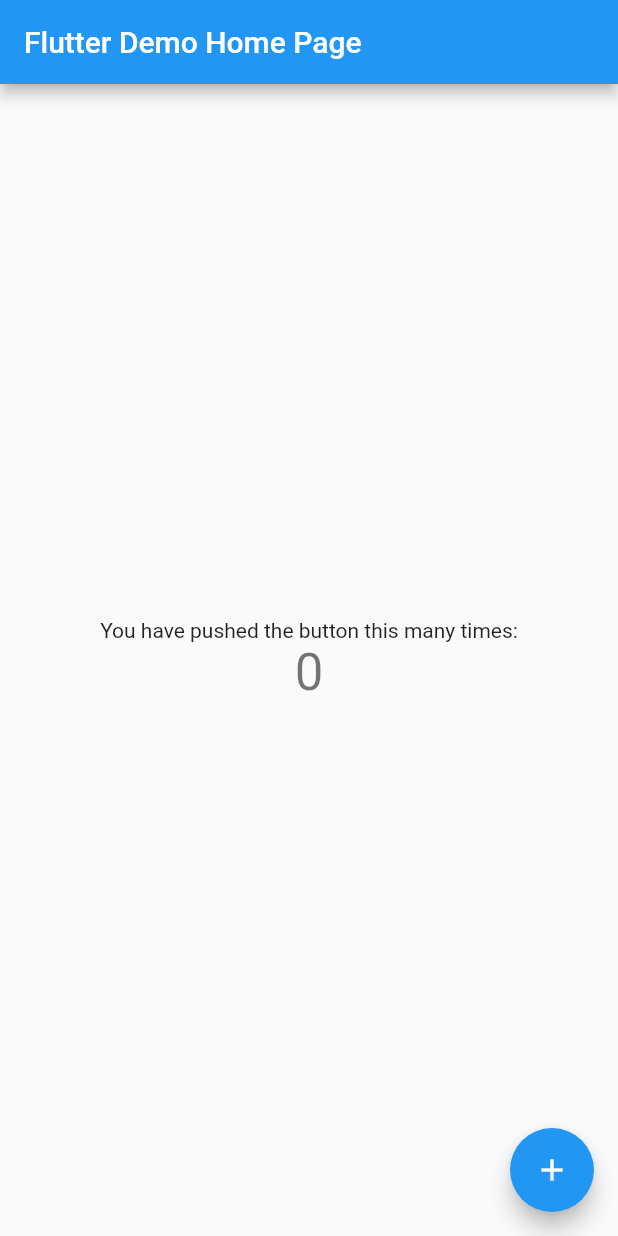
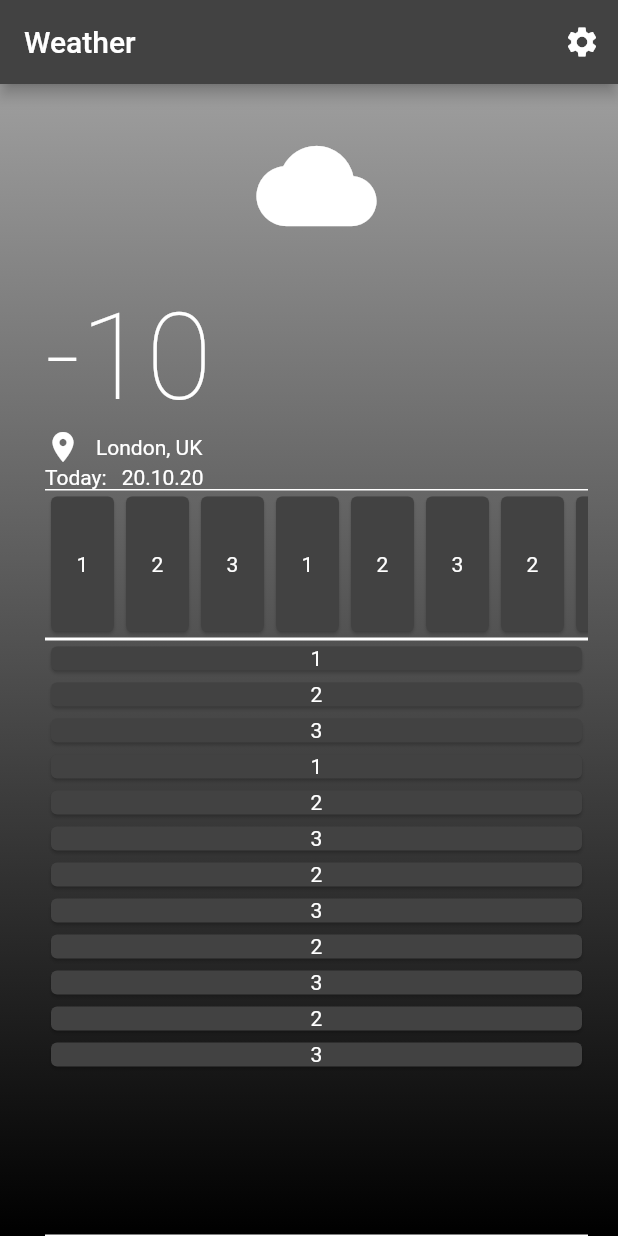
Before and after one commit to Haesun-Lee/First_application, a Flutter app: the screen it shows after launch, on a phone screen of 412 x 824 dp. Run offline on Flutter 3.47's test engine with Material 2 defaults, Android fonts, the phone set to English and light mode, and no system bars.

```diff
--- a/lib/main.dart
+++ b/lib/main.dart
@@ -1,115 +1,26 @@
 import 'package:flutter/material.dart';
 
+import 'screen/homescreen.dart';
+import 'screen/settingscreen.dart';
+
 void main() {
-  runApp(const MyApp());
+  runApp(MyApp());
 }
 
 class MyApp extends StatelessWidget {
-  const MyApp({Key? key}) : super(key: key);
-
   // This widget is the root of your application.
   @override
   Widget build(BuildContext context) {
     return MaterialApp(
-      title: 'Flutter Demo',
       theme: ThemeData(
-        // This is the theme of your application.
-        //
-        // Try running your application with "flutter run". You'll see the
-        // application has a blue toolbar. Then, without quitting the app, try
-        // changing the primarySwatch below to Colors.green and then invoke
-        // "hot reload" (press "r" in the console where you ran "flutter run",
-        // or simply save your changes to "hot reload" in a Flutter IDE).
-        // Notice that the counter didn't reset back to zero; the application
-        // is not restarted.
         primarySwatch: Colors.blue,
+        brightness: Brightness.dark,
       ),
-      home: const MyHomePage(title: 'Flutter Demo Home Page'),
+      initialRoute: '/',
+      routes: {
+        '/': (_) => HomeScreen(),
+        '/setting': (_) => SettingScreen(),
+      },
     );
   }
 }
-
-class MyHomePage extends StatefulWidget {
-  const MyHomePage({Key? key, required this.title}) : super(key: key);
-
-  // This widget is the home page of your application. It is stateful, meaning
-  // that it has a State object (defined below) that contains fields that affect
-  // how it looks.
-
-  // This class is the configuration for the state. It holds the values (in this
-  // case the title) provided by the parent (in this case the App widget) and
-  // used by the build method of the State. Fields in a Widget subclass are
-  // always marked "final".
-
-  final String title;
-
-  @override
-  State<MyHomePage> createState() => _MyHomePageState();
-}
-
-class _MyHomePageState extends State<MyHomePage> {
-  int _counter = 0;
-
-  void _incrementCounter() {
-    setState(() {
-      // This call to setState tells the Flutter framework that something has
-      // changed in this State, which causes it to rerun the build method below
-      // so that the display can reflect the updated values. If we changed
-      // _counter without calling setState(), then the build method would not be
-      // called again, and so nothing would appear to happen.
-      _counter++;
-    });
-  }
-
-  @override
-  Widget build(BuildContext context) {
-    // This method is rerun every time setState is called, for instance as done
-    // by the _incrementCounter method above.
-    //
-    // The Flutter framework has been optimized to make rerunning build methods
-    // fast, so that you can just rebuild anything that needs updating rather
-    // than having to individually change instances of widgets.
-    return Scaffold(
-      appBar: AppBar(
-        // Here we take the value from the MyHomePage object that was created by
-        // the App.build method, and use it to set our appbar title.
-        title: Text(widget.title),
-      ),
-      body: Center(
-        // Center is a layout widget. It takes a single child and positions it
-        // in the middle of the parent.
-        child: Column(
-          // Column is also a layout widget. It takes a list of children and
-          // arranges them vertically. By default, it sizes itself to fit its
-          // children horizontally, and tries to be as tall as its parent.
-          //
-          // Invoke "debug painting" (press "p" in the console, choose the
-          // "Toggle Debug Paint" action from the Flutter Inspector in Android
-          // Studio, or the "Toggle Debug Paint" command in Visual Studio Code)
-          // to see the wireframe for each widget.
-          //
-          // Column has various properties to control how it sizes itself and
-          // how it positions its children. Here we use mainAxisAlignment to
-          // center the children vertically; the main axis here is the vertical
-          // axis because Columns are vertical (the cross axis would be
-          // horizontal).
-          mainAxisAlignment: MainAxisAlignment.center,
-          children: <Widget>[
-            const Text(
-              'You have pushed the button this many times:',
-            ),
-            Text(
-              '$_counter',
-              style: Theme.of(context).textTheme.headline4,
-            ),
-          ],
-        ),
-      ),
-      floatingActionButton: FloatingActionButton(
-        onPressed: _incrementCounter,
-        tooltip: 'Increment',
-        child: const Icon(Icons.add),
-      ), // This trailing comma makes auto-formatting nicer for build methods.
-    );
-  }
-}
--- /dev/null
+++ b/lib/screen/homescreen.dart
@@ -0,0 +1,136 @@
+import 'package:flutter/material.dart';
+
+class HomeScreen extends StatelessWidget {
+  @override
+  Widget build(BuildContext context) {
+    return Scaffold(
+        appBar: AppBar(
+          title: Text('Weather'),
+          actions: [
+            IconButton(
+                onPressed: () {
+                  Navigator.pushNamed(context, '/setting');
+                },
+                icon: Icon(Icons.settings))
+          ],
+        ),
+        body: Container(
+          decoration: BoxDecoration(
+            gradient: LinearGradient(
+              colors: [
+                Colors.grey.shade500,
+                Colors.black,
+              ],
+              begin: Alignment.topCenter,
+              end: Alignment.bottomCenter,
+            ),
+          ),
+          child: Padding(
+            padding: const EdgeInsets.only(left: 30, right: 20),
+            child: Column(
+              mainAxisAlignment: MainAxisAlignment.start,
+              crossAxisAlignment: CrossAxisAlignment.stretch,
+              children: [
+                _cloudIcon(),
+                _temperature(),
+                _location(),
+                _date(),
+                _hourlyPrediction(),
+                _weeklyPrediction(),
+              ],
+            ),
+          ),
+        ));
+  }
+
+  _cloudIcon() {
+    return Padding(
+      padding: const EdgeInsets.all(28.0),
+      child: Icon(
+        Icons.cloud,
+        size: 80,
+      ),
+    );
+  }
+}
+
+_temperature() {
+  return Text(
+    '-10',
+    style: TextStyle(fontSize: 80, fontWeight: FontWeight.w100),
+  );
+}
+
+_location() {
+  return Row(
+    children: [
+      Icon(Icons.place),
+      SizedBox(
+        width: 10,
+      ),
+      Text('London, UK'),
+    ],
+  );
+}
+
+_date() {
+  return Row(
+    children: [
+      Text('Today:'),
+      SizedBox(
+        width: 10,
+      ),
+      Text('20.10.20'),
+    ],
+  );
+}
+
+final times = ['1', '2', '3', '1', '2', '3', '2', '3', '2', '3', '2', '3'];
+_hourlyPrediction() {
+  return Container(
+    height: 100,
+    decoration: BoxDecoration(
+      border: Border(
+          top: BorderSide(color: Colors.white),
+          bottom: BorderSide(color: Colors.white)),
+    ),
+    child: ListView.builder(
+        scrollDirection: Axis.horizontal,
+        itemCount: times.length,
+        itemBuilder: (context, index) {
+          return Container(
+            width: 50,
+            child: Card(
+                child: Center(
+              child: Text('${times[index]}'),
+            )),
+          );
+        }),
+  );
+}
+
+final weeks = ['1', '2', '3', '1', '2', '3', '2', '3', '2', '3', '2', '3'];
+_weeklyPrediction() {
+  return Expanded(
+    child: Container(
+      height: 100,
+      decoration: BoxDecoration(
+        border: Border(
+            top: BorderSide(color: Colors.white),
+            bottom: BorderSide(color: Colors.white)),
+      ),
+      child: ListView.builder(
+          scrollDirection: Axis.vertical,
+          itemCount: times.length,
+          itemBuilder: (context, index) {
+            return Container(
+              width: 50,
+              child: Card(
+                  child: Center(
+                child: Text('${times[index]}'),
+              )),
+            );
+          }),
+    ),
+  );
+}
--- /dev/null
+++ b/lib/screen/settingscreen.dart
@@ -0,0 +1,11 @@
+import 'package:flutter/material.dart';
+
+class SettingScreen extends StatelessWidget {
+  @override
+  Widget build(BuildContext context) {
+    return Scaffold(
+      appBar: AppBar(),
+      body: Container(),
+    );
+  }
+}
```
